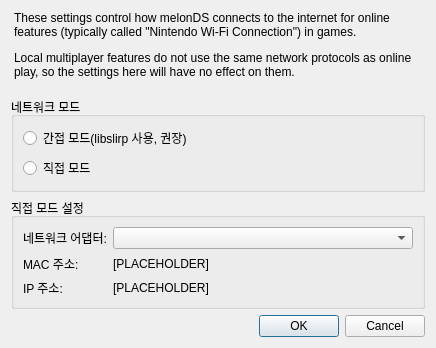
Old version of the form src/frontend/qt_sdl/WifiSettingsDialog.ui in the repository tjdduq23-droid/melonDS-1.1-korean.
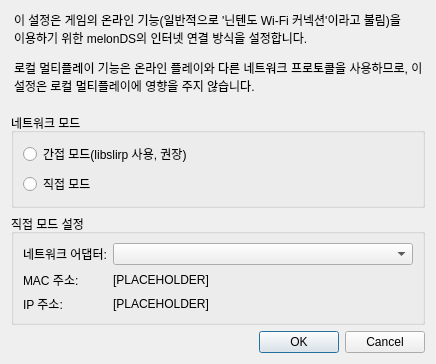
New version of the form.

Commit message:
Translate Wi-Fi settings description
Translate Wi-Fi connection information into Korean.

Diff of the .ui file:
```diff
--- a/src/frontend/qt_sdl/WifiSettingsDialog.ui
+++ b/src/frontend/qt_sdl/WifiSettingsDialog.ui
@@ -31,7 +31,7 @@
 }</string>
      </property>
      <property name="text">
-      <string>&lt;html&gt;&lt;head/&gt;&lt;body&gt;&lt;p&gt;These settings control how melonDS connects to the internet for online features (typically called &amp;quot;Nintendo Wi-Fi Connection&amp;quot;) in games. &lt;/p&gt;&lt;p&gt;Local multiplayer features do not use the same network protocols as online play, so the settings here will have no effect on them.&lt;/p&gt;&lt;/body&gt;&lt;/html&gt;</string>
+      <string>&lt;html&gt;&lt;head/&gt;&lt;body&gt;&lt;p&gt;이 설정은 게임의 온라인 기능(일반적으로 '닌텐도 Wi-Fi 커넥션'이라고 불림)을 이용하기 위한 melonDS의 인터넷 연결 방식을 설정합니다.&lt;/p&gt;&lt;p&gt;로컬 멀티플레이 기능은 온라인 플레이와 다른 네트워크 프로토콜을 사용하므로, 이 설정은 로컬 멀티플레이에 영향을 주지 않습니다.&lt;/p&gt;&lt;/body&gt;&lt;/html&gt;</string>
      </property>
      <property name="wordWrap">
       <bool>true</bool>
```
